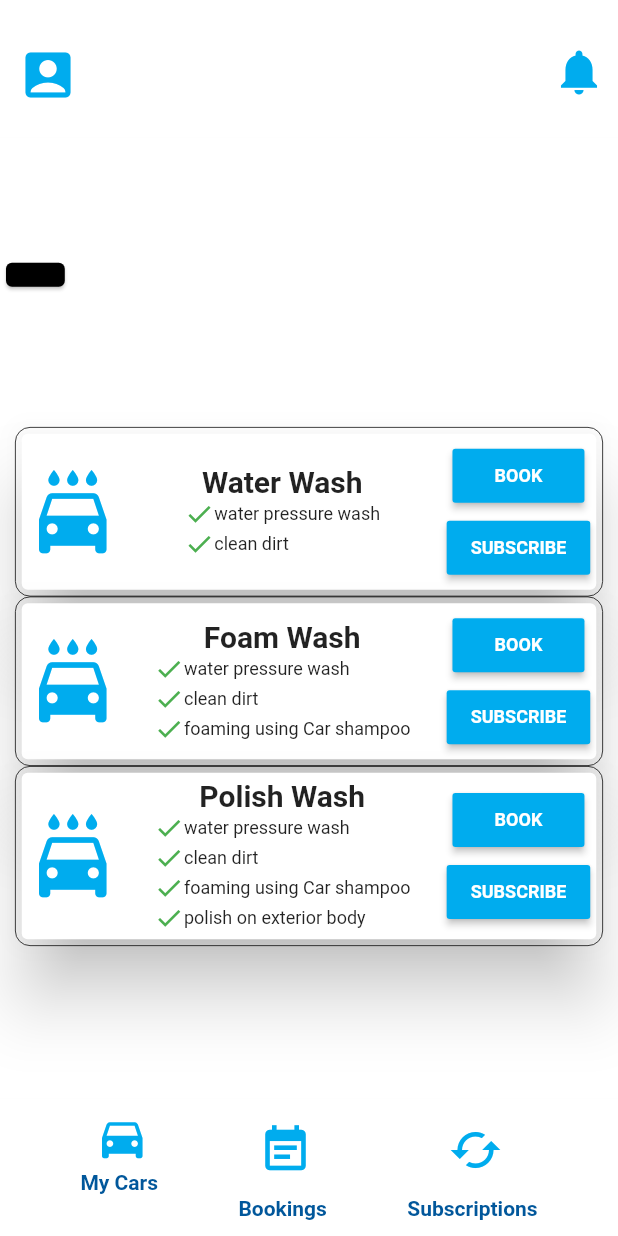
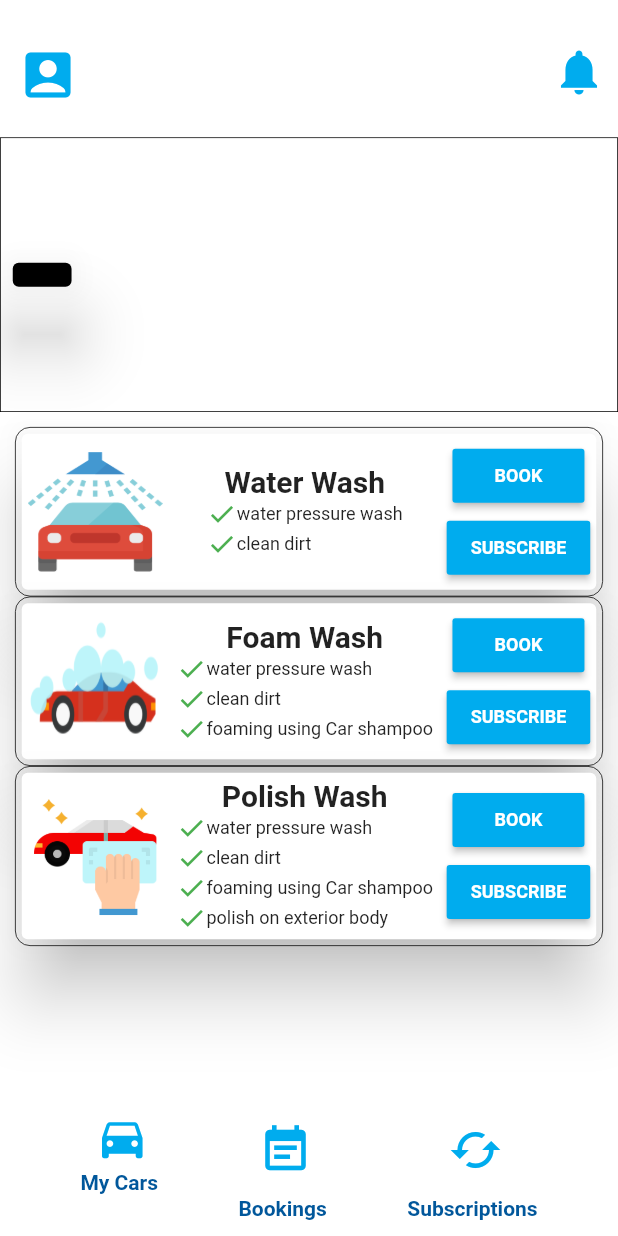
Before and after one commit to Utk42/second_app, a Flutter app: the screen it shows after launch, on a phone screen of 412 x 824 dp. Run offline on Flutter 3.47's test engine with Material 2 defaults, Android fonts, the phone set to English and light mode, and no system bars.

Commit message:
plans' images added; formatting the app as well
Signed-off-by: Utk42 <utkcrypto@gmail.com>

```diff
--- a/quick_wash/lib/main.dart
+++ b/quick_wash/lib/main.dart
@@ -20,7 +20,7 @@ class MyApp extends StatelessWidget {
     return SafeArea(
       // for screen's safe-area
       child: Scaffold(
-        backgroundColor: Colors.lightBlueAccent[900],
+        backgroundColor: Colors.white,
         body: Container(
           child: Column(
             mainAxisAlignment: MainAxisAlignment.spaceBetween,
--- /dev/null
+++ b/quick_wash/lib/models/dtos/CustomImage.dart
@@ -0,0 +1,11 @@
+class CustomImage {
+  String uri;
+  double width;
+  double height;
+
+  CustomImage({
+    this.uri,
+    this.width,
+    this.height,
+  });
+}
--- a/quick_wash/lib/models/plan.dart
+++ b/quick_wash/lib/models/plan.dart
@@ -1,15 +1,18 @@
 import 'package:flutter/material.dart';
+import './dtos/CustomImage.dart';
 
 class Plan {
   String name;
   List<String> description;
   double price;
   double discountedPrice;
+  CustomImage image;
 
   Plan({
     @required this.name,
     @required this.description,
     @required this.price,
     this.discountedPrice,
+    this.image
   });
 }
--- a/quick_wash/lib/widgets/offers.dart
+++ b/quick_wash/lib/widgets/offers.dart
@@ -7,13 +7,23 @@ class Offers extends StatelessWidget {
      // width: double.infinity,
     //  height: 100,
     color: Colors.white,
-      child: Row(
-        children: <Widget>[
-          Card(
+      child: Container(
+        padding: EdgeInsets.all(4),
+        decoration: BoxDecoration(
+          border: Border.all(
             color: Colors.black,
-            child: Text('Offer1'),
+            width: 0.5,
           ),
-        ],
+        ),
+        child: Row(
+          children: <Widget>[
+            Card(
+              elevation: 20,
+              color: Colors.black,
+              child: Text('Offer1'),
+            ),
+          ],
+        ),
       ),
     );
   }
--- a/quick_wash/lib/widgets/plans.dart
+++ b/quick_wash/lib/widgets/plans.dart
@@ -2,6 +2,7 @@ import 'package:flutter/material.dart';
 
 import '../models/plan.dart';
 import '../widgets/planDesc.dart';
+import '../models/dtos/CustomImage.dart';
 
 class Plans extends StatelessWidget {
   List<Plan> plans = [
@@ -9,7 +10,9 @@ class Plans extends StatelessWidget {
       name: 'Water Wash',
       description: ['water pressure wash', 'clean dirt'],
       price: 200,
-        discountedPrice: 150),
+      discountedPrice: 150,
+      image: new CustomImage(uri: 'assets/my-icons-collection/png/01-waterWash.png', width: 90, height: 80),
+    ),
     new Plan(
       name: 'Foam Wash',
       description: [
@@ -18,7 +21,9 @@ class Plans extends StatelessWidget {
         'foaming using Car shampoo'
       ],
       price: 350,
-        discountedPrice: 300),
+      discountedPrice: 300,
+      image: new CustomImage(uri: 'assets/my-icons-collection/png/02-foamWash.png', width: 90, height: 80),
+    ),
     new Plan(
       name: 'Polish Wash',
       description: [
@@ -28,7 +33,9 @@ class Plans extends StatelessWidget {
         'polish on exterior body'
       ],
       price: 700,
-        discountedPrice: 500),
+      discountedPrice: 500,
+      image: new CustomImage(uri: 'assets/my-icons-collection/png/03-polish.png', width: 90, height: 90),
+    )
   ];
 
   List<Widget> descList(List<String> desc) {
@@ -58,10 +65,11 @@ class Plans extends StatelessWidget {
                 mainAxisAlignment: MainAxisAlignment.spaceBetween,
                 children: <Widget>[
                   //PlanCard(iconColor: Colors.deepOrangeAccent, textColor: Colors.black,),
-                  Icon(
-                    Icons.local_car_wash,
-                    size: 60,
-                    color: Color.fromRGBO(0, 172, 238, 100),
+                  Image.asset(
+                    plans[index].image.uri,
+                    width: plans[index].image.width,
+                    height: plans[index].image.height,
+                    fit: BoxFit.fill,
                   ),
                   Column(
                     children: <Widget>[
--- a/quick_wash/pubspec.yaml
+++ b/quick_wash/pubspec.yaml
@@ -48,6 +48,9 @@ flutter:
     - assets/images/polish.jpeg
     - assets/images/defaultPage.jpeg
     - assets/images/carModel.jpeg
+    - assets/my-icons-collection/png/01-waterWash.png
+    - assets/my-icons-collection/png/02-foamWash.png
+    - assets/my-icons-collection/png/03-polish.png
 
 
   # An image asset can refer to one or more resolution-specific "variants", see
```
Also changed, not shown: quick_wash/assets/my-icons-collection/png/01-waterWash.png (added), quick_wash/assets/my-icons-collection/png/02-foamWash.png (added), quick_wash/assets/my-icons-collection/png/03-polish.png (added), quick_wash/assets/my-icons-collection/png/04-wax.png (added), quick_wash/assets/my-icons-collection/png/raw.png (added), quick_wash/assets/my-icons-collection/png/raw2.png (added). Lines whose indentation alone changed are shown as unchanged.
